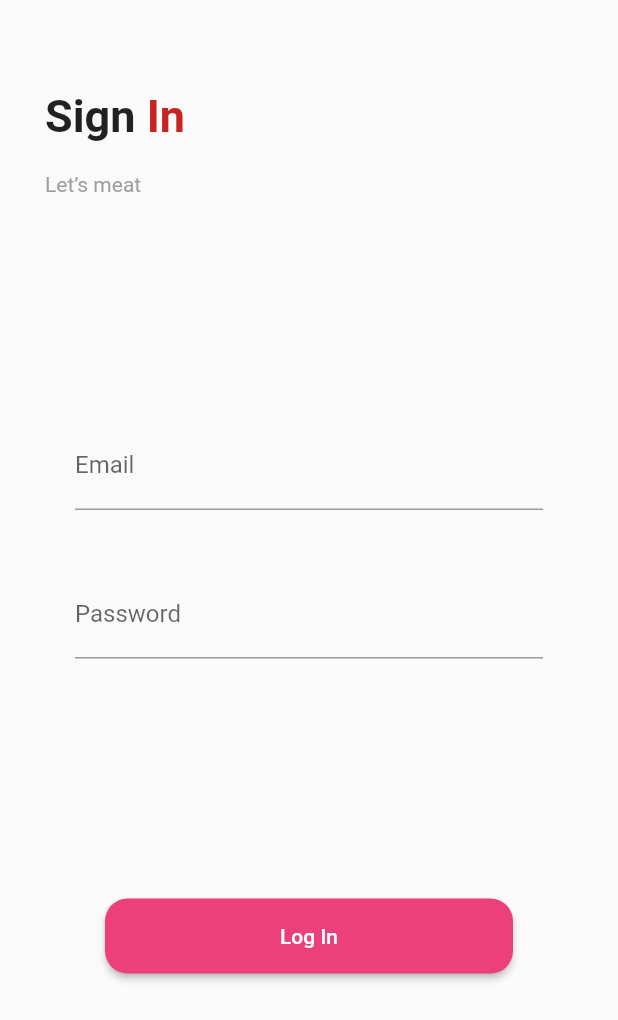
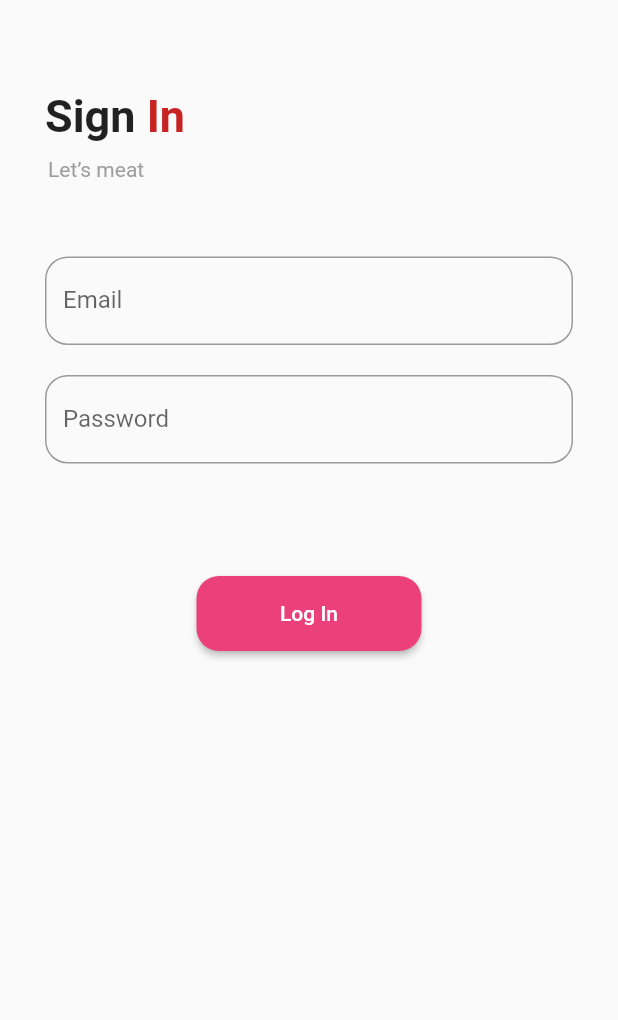
Before and after one commit to iamvivekkaushik/Fooder, a Flutter app: the screen it shows after launch, after a tap on "Sign In", on a phone screen of 412 x 824 dp. Shown: the top 1020 px of the screen. Run offline on Flutter 3.47's test engine with Material 2 defaults, Android fonts, the phone set to English and light mode, and no system bars.

Commit message:
Fixed Render Overflow error

```diff
--- a/lib/pages/login_page.dart
+++ b/lib/pages/login_page.dart
@@ -32,7 +32,7 @@ class _LoginPageState extends State<LoginPage> {
             ),
           ),
           Padding(
-            padding: EdgeInsets.only(top: 20, left: 30),
+            padding: EdgeInsets.only(top: 10, left: 32),
             child: Align(
                 alignment: Alignment.topLeft,
                 child: Text(
@@ -41,35 +41,52 @@ class _LoginPageState extends State<LoginPage> {
                 )),
           ),
           Padding(
-            padding: EdgeInsets.symmetric(vertical: 150, horizontal: 50),
+            padding: EdgeInsets.only(
+                top: 50.0, bottom: 15.0, left: 30.0, right: 30.0),
             child: Column(
               children: <Widget>[
-                TextFormField(
+                Theme(
+                  data: ThemeData(
+                    primaryColor: Colors.black
+                  ),
+                  child: TextFormField(
                     keyboardType: TextInputType.emailAddress,
                     decoration: InputDecoration(
                         labelText: "Email",
-                  ),
+                        border: OutlineInputBorder(
+                            borderRadius: BorderRadius.circular(15.0))),
                     onFieldSubmitted: (String value) {
                       FocusScope.of(context).requestFocus(node);
                     },
                     textInputAction: TextInputAction.next,
                   ),
-                Padding(
-                  padding: const EdgeInsets.only(top: 40),
+                ),
+                Theme(
+                  data: ThemeData(
+                    primaryColor: Colors.black
+                  ),
+                  child: Padding(
+                    padding: const EdgeInsets.only(top: 20),
                     child: TextFormField(
                       focusNode: node,
                       keyboardType: TextInputType.text,
                       obscureText: true,
                       decoration: InputDecoration(
                           labelText: "Password",
+                          border: OutlineInputBorder(
+                              borderRadius: BorderRadius.circular(15.0))),
                     ),
                   ),
                 )
               ],
             ),
           ),
-          Padding(
-            padding: EdgeInsets.symmetric(vertical: 10, horizontal: 70),
+          Flexible(
+            child: Padding(
+              padding: EdgeInsets.symmetric(vertical: 60, horizontal: 70),
+              child: SizedBox(
+                height: 50,
+                width: 150,
                 child: ButtonTheme(
                   minWidth: 100,
                   height: 50,
@@ -88,6 +105,8 @@ class _LoginPageState extends State<LoginPage> {
                   ),
                 ),
               ),
+            ),
+          ),
         ],
       ),
     );
```
Lines whose indentation alone changed are shown as unchanged.
